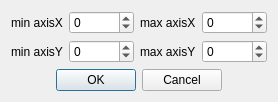
Before: the Qt Designer form Qt/lib2/GrapherBox/src/grapherbox_options/ui/grapherbox_options.ui in RinatB2017/mega_GIT, drawn with Qt 5.
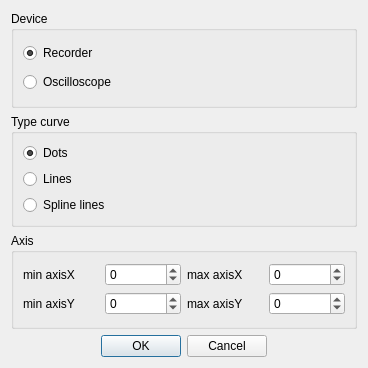
After: the same form once the commit is applied.

```diff
--- a/Qt/lib2/GrapherBox/src/grapherbox_options/ui/grapherbox_options.ui
+++ b/Qt/lib2/GrapherBox/src/grapherbox_options/ui/grapherbox_options.ui
@@ -6,8 +6,8 @@
    <rect>
     <x>0</x>
     <y>0</y>
-    <width>222</width>
-    <height>91</height>
+    <width>368</width>
+    <height>368</height>
    </rect>
   </property>
   <property name="windowTitle">
@@ -15,6 +15,71 @@
   </property>
   <layout class="QVBoxLayout" name="verticalLayout">
    <item>
+    <widget class="QGroupBox" name="groupBox_3">
+     <property name="title">
+      <string>Device</string>
+     </property>
+     <layout class="QVBoxLayout" name="verticalLayout_3">
+      <item>
+       <widget class="QRadioButton" name="rb_recorder">
+        <property name="text">
+         <string>Recorder</string>
+        </property>
+        <property name="checked">
+         <bool>true</bool>
+        </property>
+       </widget>
+      </item>
+      <item>
+       <widget class="QRadioButton" name="rb_oscilloscope">
+        <property name="text">
+         <string>Oscilloscope</string>
+        </property>
+       </widget>
+      </item>
+     </layout>
+    </widget>
+   </item>
+   <item>
+    <widget class="QGroupBox" name="groupBox_2">
+     <property name="title">
+      <string>Type curve</string>
+     </property>
+     <layout class="QVBoxLayout" name="verticalLayout_4">
+      <item>
+       <widget class="QRadioButton" name="rb_dots">
+        <property name="text">
+         <string>Dots</string>
+        </property>
+        <property name="checked">
+         <bool>true</bool>
+        </property>
+       </widget>
+      </item>
+      <item>
+       <widget class="QRadioButton" name="rb_lines">
+        <property name="text">
+         <string>Lines</string>
+        </property>
+       </widget>
+      </item>
+      <item>
+       <widget class="QRadioButton" name="rb_spline_lines">
+        <property name="text">
+         <string>Spline lines</string>
+        </property>
+       </widget>
+      </item>
+     </layout>
+    </widget>
+   </item>
+   <item>
+    <widget class="QGroupBox" name="groupBox">
+     <property name="title">
+      <string>Axis</string>
+     </property>
+     <layout class="QVBoxLayout" name="verticalLayout_2">
+      <item>
     <layout class="QGridLayout" name="gridLayout">
      <item row="0" column="3">
       <widget class="QSpinBox" name="sb_maxX">
@@ -86,6 +151,9 @@
      </item>
     </layout>
    </item>
+     </layout>
+    </widget>
+   </item>
    <item>
     <widget class="QDialogButtonBox" name="buttonBox">
      <property name="standardButtons">
```
Left out of the diff: 8 changed lines with no effect on the pictures. Lines whose indentation alone changed are shown as unchanged.
